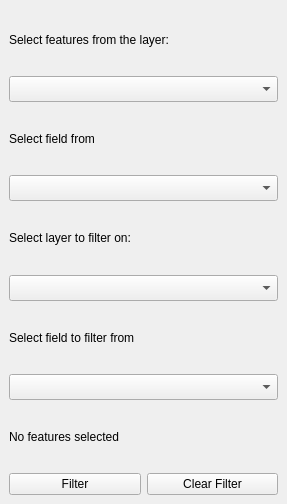
First picture: the form in forms/ui_filter.ui, repository Shai2u/filterbyselection, before the edit.
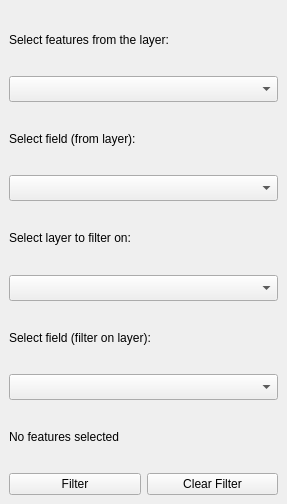
Second picture: the form after the edit. Custom widgets are drawn as their Qt base class.

Commit message: Make Ui Titles more clear

```diff
--- a/forms/ui_filter.ui
+++ b/forms/ui_filter.ui
@@ -41,7 +41,7 @@
     <item row="7" column="0" colspan="2">
      <widget class="QLabel" name="selectAttributeFrom_2">
       <property name="text">
-       <string>Select field to filter from</string>
+       <string>Select field (filter on layer):</string>
       </property>
      </widget>
     </item>
@@ -94,7 +94,7 @@
     <item row="3" column="0" colspan="2">
      <widget class="QLabel" name="selectAttributeFrom">
       <property name="text">
-       <string>Select field from</string>
+       <string>Select field (from layer):</string>
       </property>
      </widget>
     </item>
```
